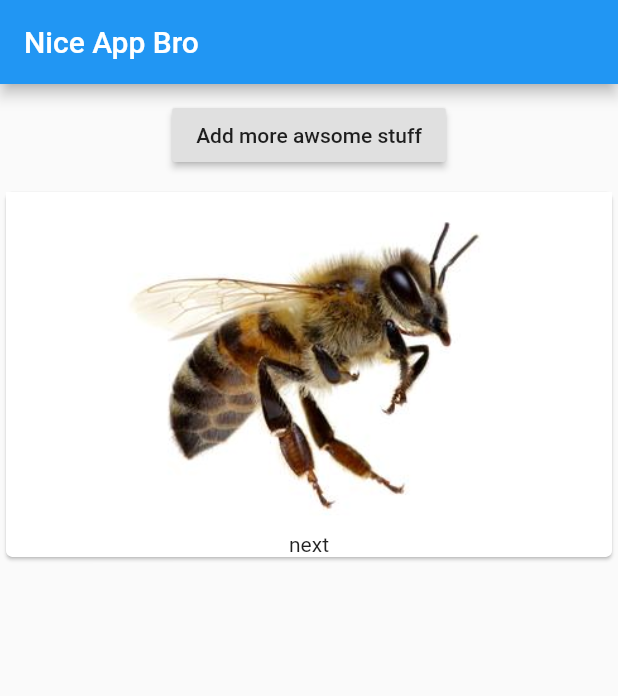
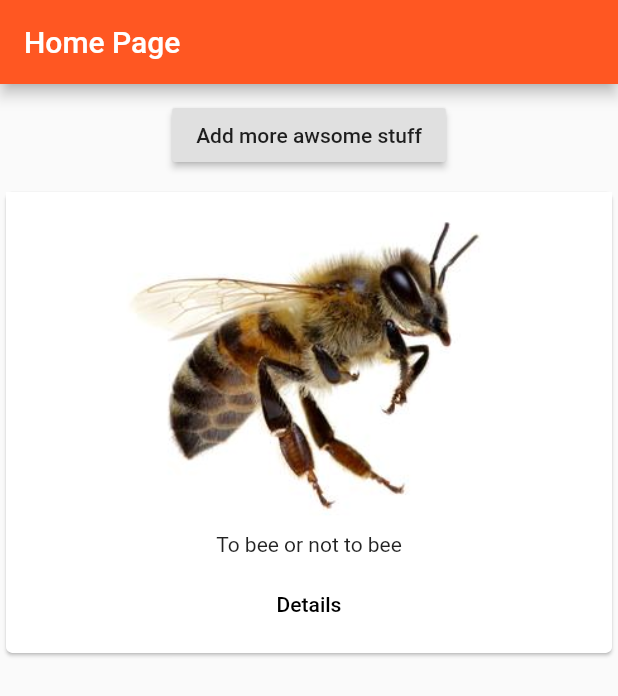
Before and after one commit to silaqui/flutter-udemy-course, a Flutter app: the screen it shows after launch, after a tap on "Add more awsome stuff", on a phone screen of 412 x 824 dp. Shown: the top 696 px of the screen. Run offline on Flutter 3.47's test engine with Material 2 defaults, Android fonts, the phone set to English and light mode, and no system bars.

Commit message:
Starting 6-70

```diff
--- a/lib/main.dart
+++ b/lib/main.dart
@@ -1,5 +1,5 @@
 import 'package:flutter/material.dart';
-import 'package:flutter_app/productsManager.dart';
+import 'package:flutter_app/pages/home.dart';
 
 void main() => runApp(MyApp());
 
@@ -7,12 +7,11 @@ class MyApp extends StatelessWidget {
   @override
   Widget build(BuildContext context) {
     return MaterialApp(
-        home: Scaffold(
-        appBar: AppBar(
-          title: Text('Nice App Bro'),
-        ),
-//        body: ProductManager(['a']),
-        body: ProductManager([]),
-    ));
+      theme: ThemeData(
+        primarySwatch: Colors.deepOrange,
+        accentColor: Colors.orangeAccent
+      ),
+      home: HomePage(),
+    );
   }
 }
--- /dev/null
+++ b/lib/pages/home.dart
@@ -0,0 +1,15 @@
+import 'package:flutter/material.dart';
+import 'package:flutter_app/productsManager.dart';
+
+class HomePage extends StatelessWidget{
+  @override
+  Widget build(BuildContext context) {
+    return  Scaffold(
+          appBar: AppBar(
+            title: Text('Home Page'),
+          ),
+          body: ProductManager([]),
+        );
+  }
+
+}
--- a/lib/product.dart
+++ b/lib/productListItem.dart
@@ -1,11 +1,11 @@
 import 'package:flutter/material.dart';
 
 @immutable
-class Product extends StatelessWidget{
+class ProductListItem extends StatelessWidget{
 
   String name;
 
-  Product(String name){
+  ProductListItem(String name){
     this.name=name;
   }
 
--- a/lib/productsList.dart
+++ b/lib/productsList.dart
@@ -1,5 +1,6 @@
 import 'package:flutter/material.dart';
-import 'package:flutter_app/product.dart';
+import 'package:flutter_app/pages/product.dart';
+import 'package:flutter_app/productListItem.dart';
 
 class ProductsList extends StatelessWidget {
   final List<String> _products;
@@ -8,8 +9,21 @@ class ProductsList extends StatelessWidget {
 
   Widget _buildProductItem(BuildContext context, int index) {
     return Card(
-      child: Product(_products[index]),
-    );
+        child: Column(children: <Widget>[
+      ProductListItem(_products[index]),
+      ButtonBar(
+        alignment: MainAxisAlignment.center,
+        children: <Widget>[
+          FlatButton(
+            child: Text('Details'),
+            onPressed: () => Navigator.push(
+                context,
+                MaterialPageRoute(
+                    builder: (BuildContext context) => ProductPage(title: _products[index],))),
+          )
+        ],
+      )
+    ]));
   }
 
   @override
--- a/lib/productsManager.dart
+++ b/lib/productsManager.dart
@@ -30,7 +30,7 @@ class _productsManagerState extends State<ProductManager> {
             child: Text('Add more awsome stuff'),
             onPressed: () {
               setState(() {
-                _products.add('next');
+                _products.add('To bee or not to bee');
               });
             }),
       ),
```
Also changed, not shown: lib/pages/product.dart (added, +35 -0 lines).
